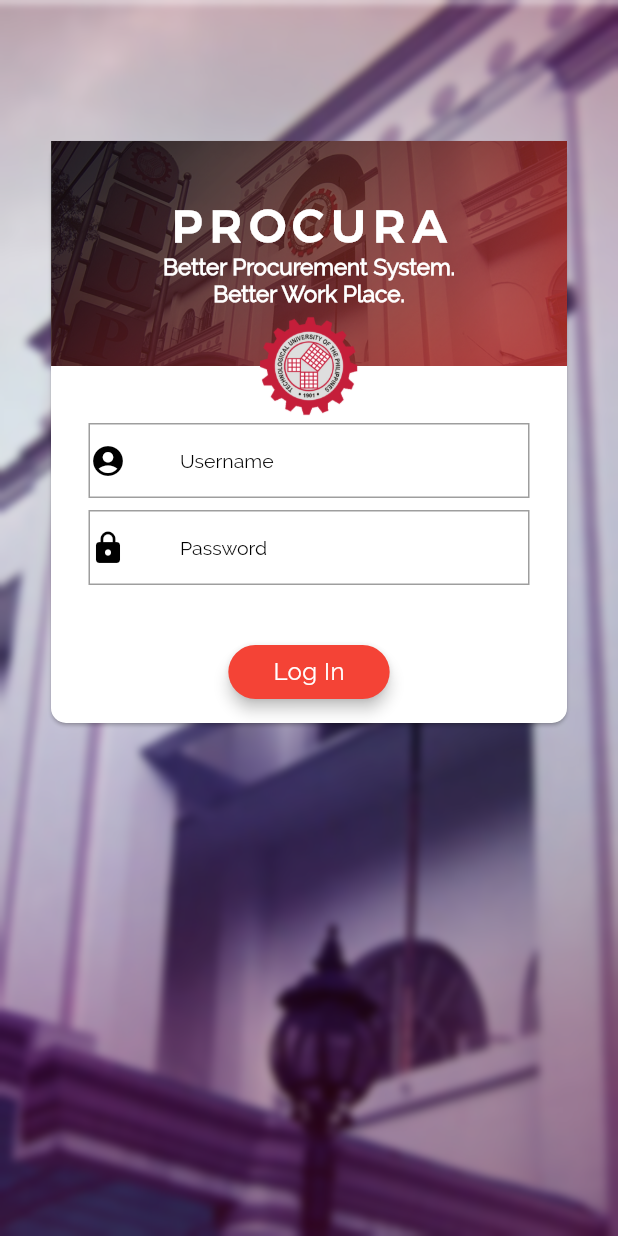
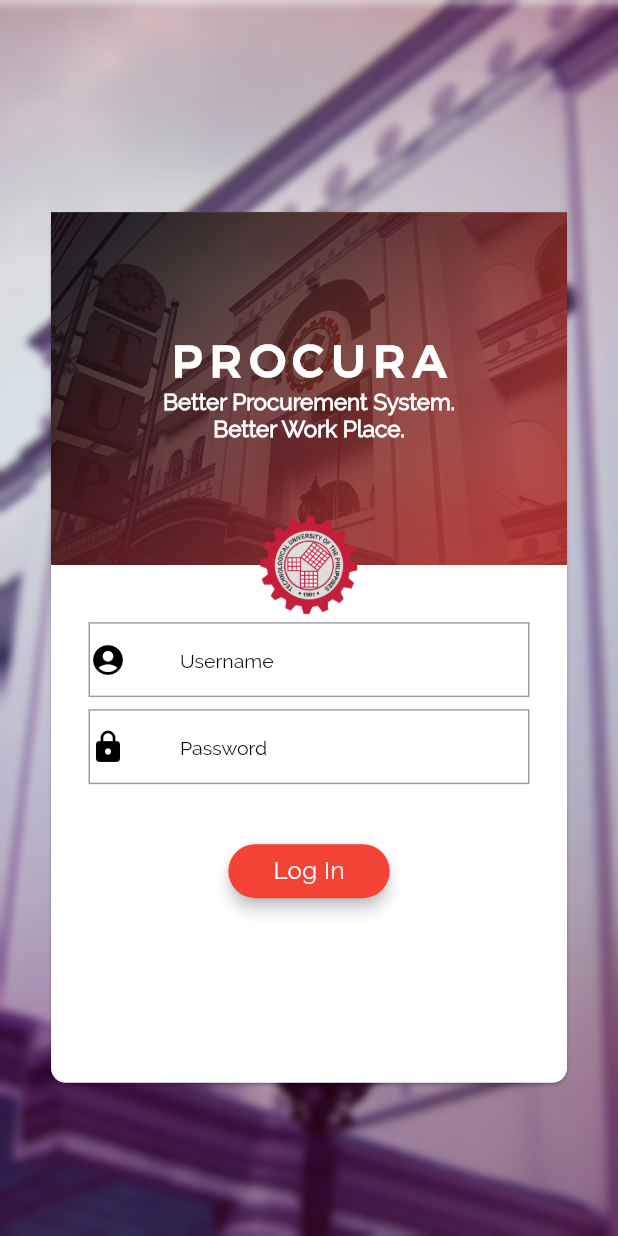
Before and after one commit to geisher09/procura_mobile, a Flutter app: the screen it shows after launch, on a phone screen of 412 x 824 dp. Run offline on Flutter 3.47's test engine with Material 2 defaults, Android fonts, the phone set to English and light mode, and no system bars.

Commit message:
Media Q sample in login

```diff
--- a/lib/Screens/Home_Admin/index.dart
+++ b/lib/Screens/Home_Admin/index.dart
@@ -10,7 +10,7 @@
   Widget build(BuildContext context) {
     return Scaffold(
       appBar: new AppBar(
-        title: new Text('Home Sample hihi')
+        title: new Text('Home Sample')
       ),
       floatingActionButton: new FloatingActionButton(
         backgroundColor: Colors.red,
--- a/lib/Screens/Login/index.dart
+++ b/lib/Screens/Login/index.dart
@@ -53,10 +53,11 @@
               mainAxisAlignment: MainAxisAlignment.center,
               children: <Widget>[
                 new Container(
-                  height: 90.0,
+                    height: MediaQuery.of(context).size.height/6
                 ),
                 new Container(
                   padding: EdgeInsets.only(left: 30.0, right: 30.0),
+                  height: MediaQuery.of(context).size.height/1.4,
                   child: new Card(
                     shape: new RoundedRectangleBorder(
                         borderRadius: new BorderRadius.circular(10.0)),
@@ -64,7 +65,7 @@
                       padding: const EdgeInsets.only(bottom: 10.0),
                       child: Column(children: <Widget>[
                         Container(
-                          height: 150.0,
+                          height: MediaQuery.of(context).size.height/3.5,
                           width: double.infinity,
                           decoration: new BoxDecoration(
                             image: new DecorationImage(
```
